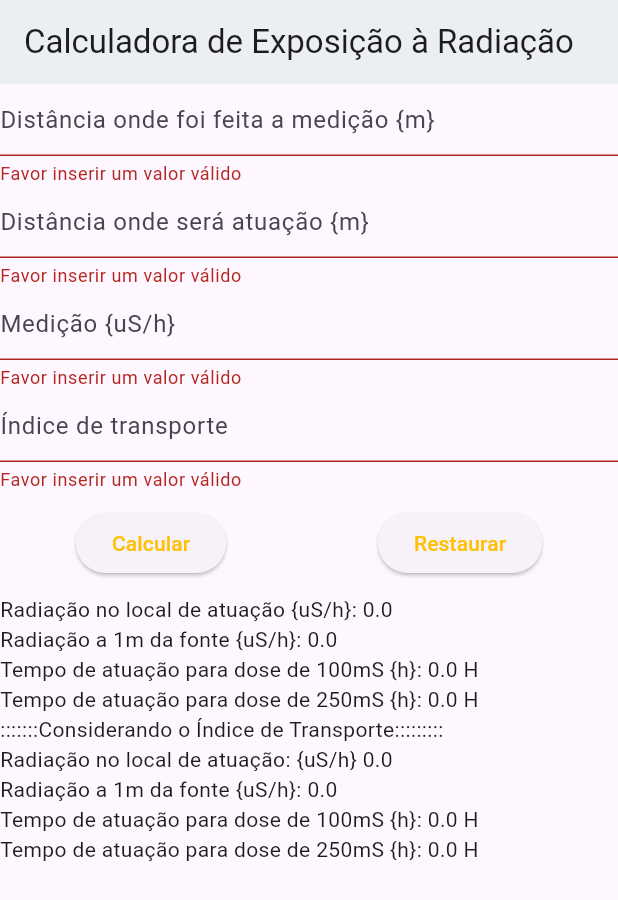
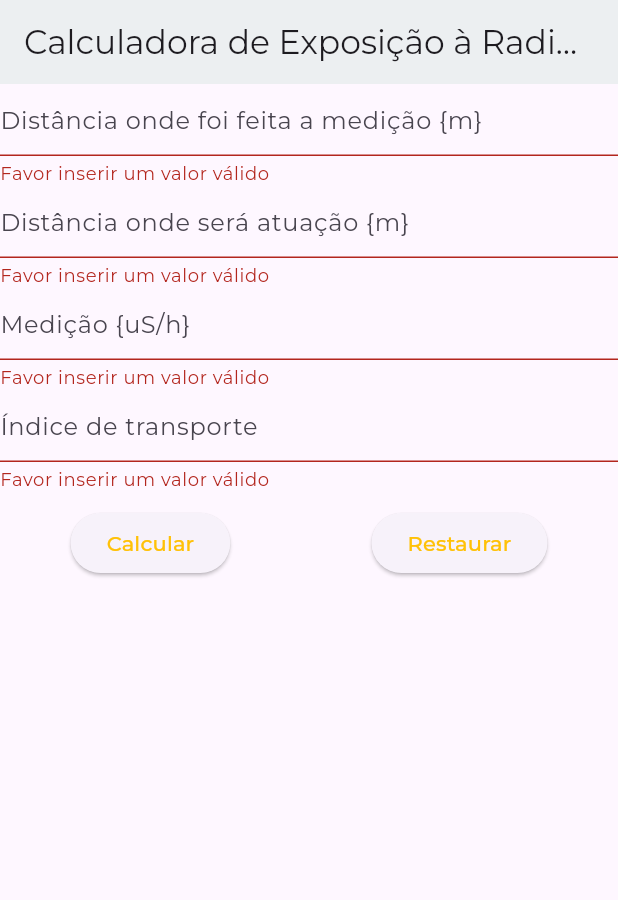
Before and after one commit to nickksoares/radiationcalc, a Flutter app: the screen it shows after launch, after a tap on "Calcular", on a phone screen of 412 x 824 dp. Shown: the top 900 px of the screen. Run offline on Flutter 3.47's test engine with Material 3 defaults, Android fonts, the phone set to English and light mode, and no system bars; our stand-ins replace google_fonts.

Commit message:
Updated results interface, changed minor bugs

```diff
--- a/lib/components/rad_calculation.dart
+++ b/lib/components/rad_calculation.dart
@@ -96,7 +96,62 @@ class _RadiationCalculationState extends State<RadiationCalculation> {
 
   ElevatedButton showResultsBtn() {
     return ElevatedButton(
-        onPressed: calculateAndDisplayResults, child: const Text('Calcular'));
+        onPressed: () {
+          calculateAndDisplayResults();
+          (_distanceController.text.isNotEmpty &&
+                  _transportIndexController.text.isNotEmpty &&
+                  _workingDistanceController.text.isNotEmpty)
+              ? _showresults(context)
+              : const Text('Favor inserir um valor válido');
+        },
+        child: const Text('Calcular'));
+  }
+
+  void _showresults(BuildContext context) {
+    showDialog(
+      context: context,
+      builder: (BuildContext context) {
+        return AlertDialog(
+          title: const Text('Resultados do Cálculo'),
+          content: SingleChildScrollView(
+            child: Column(
+              crossAxisAlignment: CrossAxisAlignment.start,
+              children: [
+                Text(
+                    'Radiação no local de atuação {uS/h}: ${calculatorItems.radiationOnWork}'),
+                Text(
+                    'Radiação a 1m da fonte {uS/h}: ${calculatorItems.radiationSource}'),
+                Text(
+                    'Tempo de atuação para dose de 100mS {h}: ${calculatorItems.actingForRisk100} H'),
+                Text(
+                    'Tempo de atuação para dose de 250mS {h}: ${calculatorItems.actingForRisk250} H'),
+                const Padding(
+                  padding: EdgeInsets.all(8.0),
+                  child: SizedBox(
+                    child: Text('Considerando o Índice de Transporte'),
+                  ),
+                ),
+                Text(
+                    'Radiação no local de atuação: {uS/h} ${calculatorItems.safeRadiationOnSite}'),
+                Text(
+                    'Radiação a 1m da fonte {uS/h}: ${calculatorItems.safeRadiationSource}'),
+                Text(
+                    'Tempo de atuação para dose de 100mS {h}: ${calculatorItems.safeForRisk100} H'),
+                Text(
+                    'Tempo de atuação para dose de 250mS {h}: ${calculatorItems.safeForRisk100} H'),
+              ],
+            ),
+          ),
+          actions: [
+            TextButton(
+                onPressed: () {
+                  Navigator.of(context).pop();
+                },
+                child: const Text('Fechar')),
+          ],
+        );
+      },
+    );
   }
 
   @override
@@ -149,26 +204,6 @@ class _RadiationCalculationState extends State<RadiationCalculation> {
                   ],
                 ),
               ),
-              Text(
-                  'Radiação no local de atuação {uS/h}: ${calculatorItems.radiationOnWork}'),
-              Text(
-                  'Radiação a 1m da fonte {uS/h}: ${calculatorItems.radiationSource}'),
-              Text(
-                  'Tempo de atuação para dose de 100mS {h}: ${calculatorItems.actingForRisk100} H'),
-              Text(
-                  'Tempo de atuação para dose de 250mS {h}: ${calculatorItems.actingForRisk250} H'),
-              const SizedBox(
-                child:
-                    Text(':::::::Considerando o Índice de Transporte:::::::::'),
-              ),
-              Text(
-                  'Radiação no local de atuação: {uS/h} ${calculatorItems.safeRadiationOnSite}'),
-              Text(
-                  'Radiação a 1m da fonte {uS/h}: ${calculatorItems.safeRadiationSource}'),
-              Text(
-                  'Tempo de atuação para dose de 100mS {h}: ${calculatorItems.safeForRisk100} H'),
-              Text(
-                  'Tempo de atuação para dose de 250mS {h}: ${calculatorItems.safeForRisk100} H'),
             ],
           ),
         ),
--- a/lib/main.dart
+++ b/lib/main.dart
@@ -1,5 +1,6 @@
 import 'package:flutter/material.dart';
 import 'package:radiationcalc/screens/calc_screen.dart';
+import 'package:google_fonts/google_fonts.dart';
 
 void main(List<String> args) {
   runApp(const RadiationCalculator());
@@ -14,17 +15,13 @@ class RadiationCalculator extends StatelessWidget {
     return MaterialApp(
       title: 'Radiation Calculator',
       theme: theme.copyWith(
-          colorScheme: theme.colorScheme.copyWith(
-              primary: Colors.amber,
-              secondary: Colors.red,
-              surface: Colors.blueGrey[50]),
-          textTheme: theme.textTheme.copyWith(
-              titleSmall: const TextStyle(
-                color: Colors.black,
-                fontWeight: FontWeight.bold,
-              ),
-              displayMedium: TextStyle(
-                  color: Colors.red, backgroundColor: Colors.orange[100]))),
+        colorScheme: theme.colorScheme.copyWith(
+          primary: Colors.amber,
+          secondary: Colors.red,
+          surface: Colors.blueGrey[50],
+        ),
+        textTheme: GoogleFonts.montserratTextTheme(),
+      ),
       home: const CalculatorScreen(),
       debugShowCheckedModeBanner: false,
     );
--- a/pubspec.yaml
+++ b/pubspec.yaml
@@ -16,7 +16,7 @@ publish_to: 'none' # Remove this line if you wish to publish to pub.dev
 # https://developer.apple.com/library/archive/documentation/General/Reference/InfoPlistKeyReference/Articles/CoreFoundationKeys.html
 # In Windows, build-name is used as the major, minor, and patch parts
 # of the product and file versions while build-number is used as the build suffix.
-version: 1.0.0+1
+version: 1.2.0+1
 
 environment:
   sdk: '>=3.2.3 <4.0.0'
@@ -35,6 +35,7 @@ dependencies:
   # The following adds the Cupertino Icons font to your application.
   # Use with the CupertinoIcons class for iOS style icons.
   cupertino_icons: ^1.0.2
+  google_fonts: ^6.2.1
 
 dev_dependencies:
   flutter_test:
```
Also changed, not shown: pubspec.lock, 7 other files.
